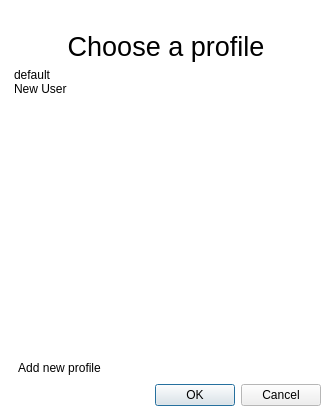
qgis/QGIS, file src/ui/qgsuserprofileselectiondialog.ui: the form before one commit.
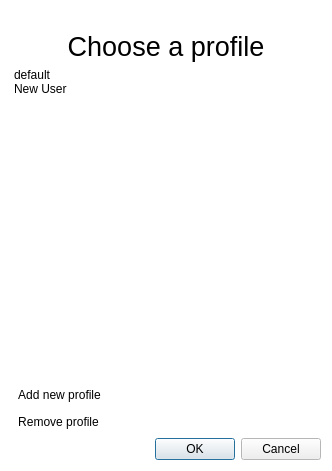
The form after the commit. Icons and pictures are not drawn.

Commit message: Add minimal version of profile deletion from GUI

```diff
--- a/src/ui/qgsuserprofileselectiondialog.ui
+++ b/src/ui/qgsuserprofileselectiondialog.ui
@@ -7,7 +7,7 @@
     <x>0</x>
     <y>0</y>
     <width>332</width>
-    <height>417</height>
+    <height>471</height>
    </rect>
   </property>
   <property name="palette">
@@ -170,6 +170,29 @@
      </property>
     </widget>
    </item>
+   <item>
+    <widget class="QToolButton" name="mRemoveProfileButton">
+     <property name="text">
+      <string>Remove profile</string>
+     </property>
+     <property name="icon">
+      <iconset resource="../../images/images.qrc">
+       <normaloff>:/images/themes/default/symbologyRemove.svg</normaloff>:/images/themes/default/symbologyRemove.svg</iconset>
+     </property>
+     <property name="iconSize">
+      <size>
+       <width>24</width>
+       <height>24</height>
+      </size>
+     </property>
+     <property name="toolButtonStyle">
+      <enum>Qt::ToolButtonTextBesideIcon</enum>
+     </property>
+     <property name="autoRaise">
+      <bool>true</bool>
+     </property>
+    </widget>
+   </item>
    <item>
     <widget class="QDialogButtonBox" name="buttonBox">
      <property name="orientation">
```
Left out of the diff: 6 changed lines with no effect on the pictures. The commit also changes 2 other files.
